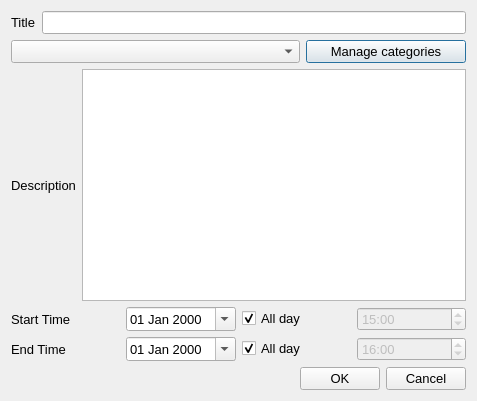
First picture: the form in src/View/factdialog.ui, repository Tatane/TimeLine, before the edit.
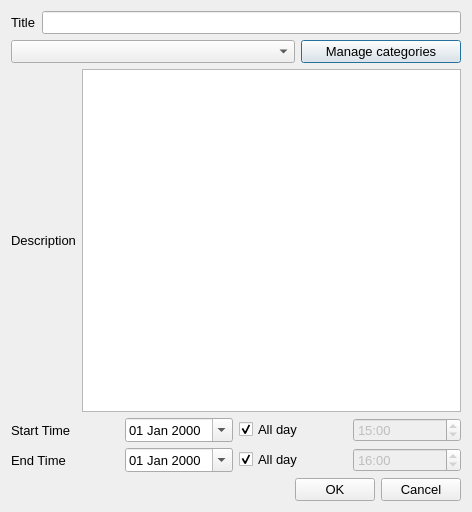
Second picture: the form after the edit.

Commit message: Change type of main window to QMainWindow, so can be added a menu bar. Add a Seetings menu, to open the dialog to manage categories.

Patch:
```diff
--- a/src/View/factdialog.ui
+++ b/src/View/factdialog.ui
@@ -6,8 +6,8 @@
    <rect>
     <x>0</x>
     <y>0</y>
-    <width>477</width>
-    <height>401</height>
+    <width>472</width>
+    <height>512</height>
    </rect>
   </property>
   <property name="font">
```
The commit also changes 7 other files.
